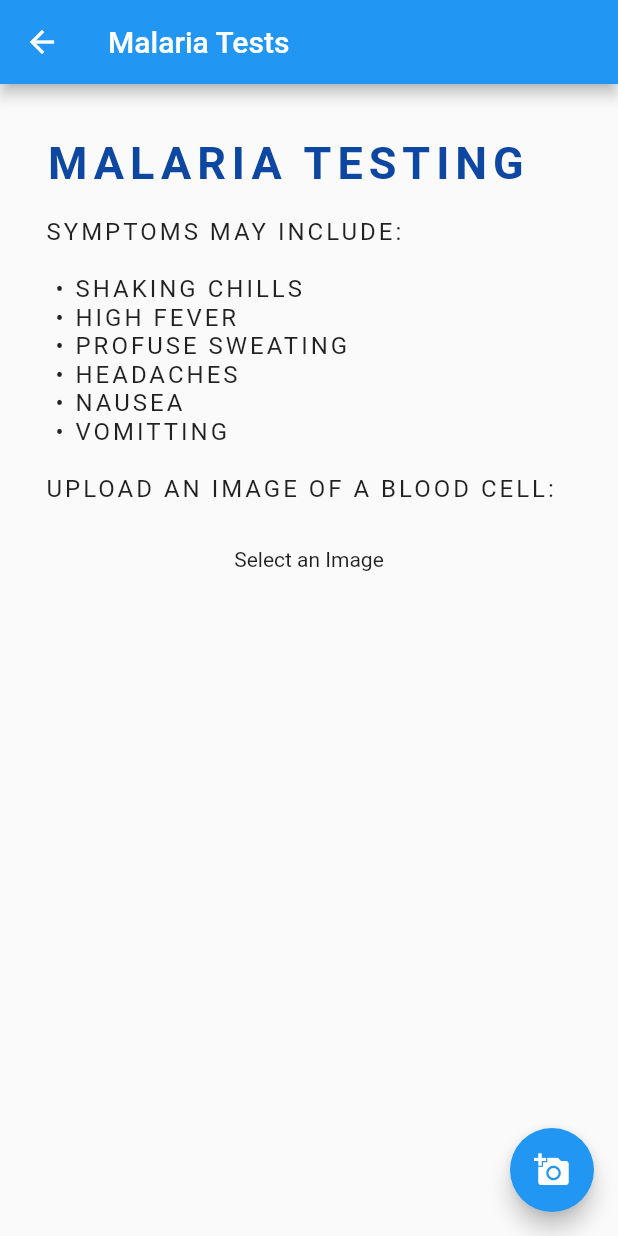
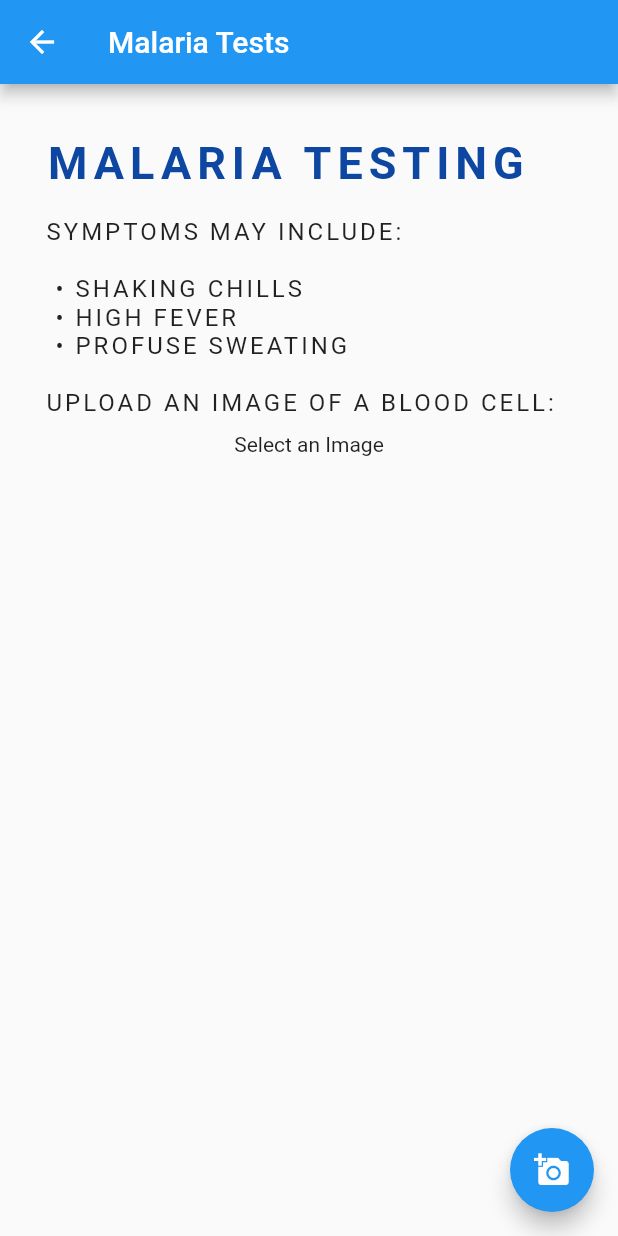
Before and after one commit to KubaWernerowski/to-hacks, a Flutter app: the Malaria screen opened by its route, on a phone screen of 412 x 824 dp. Run offline on Flutter 3.47's test engine with Material 2 defaults, Android fonts, the phone set to English and light mode, and no system bars; our stand-ins replace image_picker.

Commit message:
third route frontend

```diff
--- a/demo/lib/main.dart
+++ b/demo/lib/main.dart
@@ -275,7 +275,7 @@
               alignment: Alignment.centerLeft,
               padding: EdgeInsets.only(left: 30, right: 30),
               child: Text(
-                '\nSYMPTOMS MAY INCLUDE:\n\n • SHAKING CHILLS\n • HIGH FEVER\n • PROFUSE SWEATING\n • HEADACHES\n • NAUSEA\n • VOMITTING\n\nUPLOAD AN IMAGE OF A BLOOD CELL:',
+                '\nSYMPTOMS MAY INCLUDE:\n\n • SHAKING CHILLS\n • HIGH FEVER\n • PROFUSE SWEATING\n\nUPLOAD AN IMAGE OF A BLOOD CELL:',
                 style: TextStyle(
                   fontSize: 16,
                   height: 1.2,
@@ -285,7 +285,7 @@
               ),
         ),
             Container(
-              margin: const EdgeInsets.fromLTRB(30, 30, 30, 30),
+              margin: const EdgeInsets.fromLTRB(30, 10, 30, 10),
               child: _image == null ? Text('Select an Image') : Image.file(_image),
             ),
           ],
```
